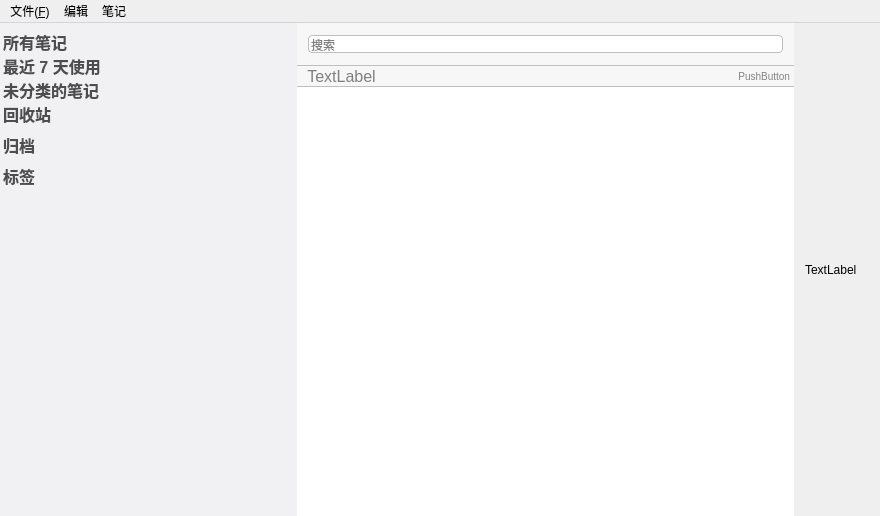
Before: the Qt Designer form views/mainwindow.ui in Gitnoter/Gitnoter, drawn with Qt 5.
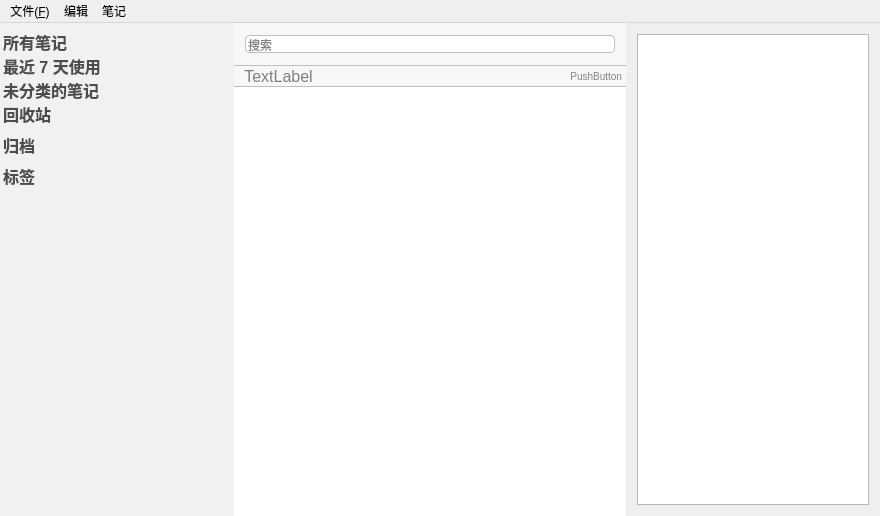
After: the same form once the commit is applied. Icons and pictures are not drawn. Custom widgets are drawn as their Qt base class.

Commit message: add markdown editor and review project folder structure

Diff of the .ui file:
```diff
--- a/views/mainwindow.ui
+++ b/views/mainwindow.ui
@@ -997,11 +997,7 @@
           <widget class="QWidget" name="page">
            <layout class="QVBoxLayout" name="verticalLayout_6">
             <item>
-             <widget class="QLabel" name="label">
-              <property name="text">
-               <string>TextLabel</string>
-              </property>
-             </widget>
+             <widget class="QMarkdownTextEdit" name="plainTextEdit"/>
             </item>
            </layout>
           </widget>
@@ -1210,6 +1206,13 @@
   </action>
  </widget>
  <layoutdefault spacing="6" margin="11"/>
+ <customwidgets>
+  <customwidget>
+   <class>QMarkdownTextEdit</class>
+   <extends>QPlainTextEdit</extends>
+   <header location="global">qmarkdowntextedit.h</header>
+  </customwidget>
+ </customwidgets>
  <resources>
   <include location="../resources/resources.qrc"/>
  </resources>
```
The commit also changes 123 other files.
